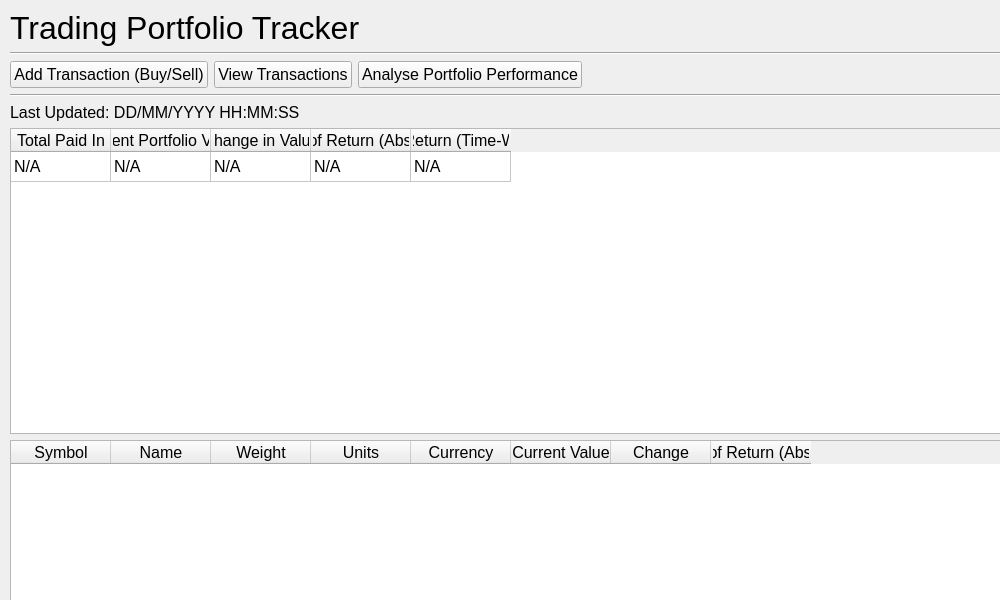
First picture: the form in src/ui/main_window.ui, repository IsaacCheng9/trading-portfolio-tracker, before the edit.
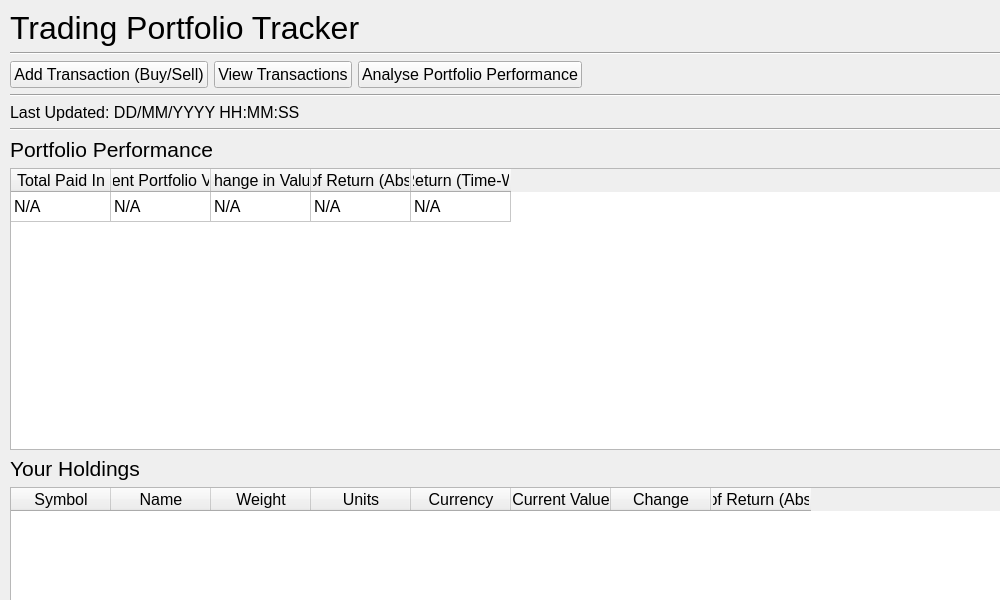
Second picture: the form after the edit.

Commit message: Add headers for portfolio performance and holdings

```diff
--- a/src/ui/main_window.ui
+++ b/src/ui/main_window.ui
@@ -113,6 +113,25 @@
        </property>
       </widget>
      </item>
+     <item>
+      <widget class="Line" name="hori_line_last_updated">
+       <property name="orientation">
+        <enum>Qt::Horizontal</enum>
+       </property>
+      </widget>
+     </item>
+     <item>
+      <widget class="QLabel" name="lbl_portfolio_perf">
+       <property name="font">
+        <font>
+         <pointsize>16</pointsize>
+        </font>
+       </property>
+       <property name="text">
+        <string>Portfolio Performance</string>
+       </property>
+      </widget>
+     </item>
      <item>
       <widget class="QTableWidget" name="table_widget_returns">
        <property name="showGrid">
@@ -181,6 +200,18 @@
        </item>
       </widget>
      </item>
+     <item>
+      <widget class="QLabel" name="lbl_holdings">
+       <property name="font">
+        <font>
+         <pointsize>16</pointsize>
+        </font>
+       </property>
+       <property name="text">
+        <string>Your Holdings</string>
+       </property>
+      </widget>
+     </item>
      <item>
       <widget class="QTableWidget" name="table_widget_portfolio">
        <property name="sizePolicy">
```
The commit also changes 1 other file.
